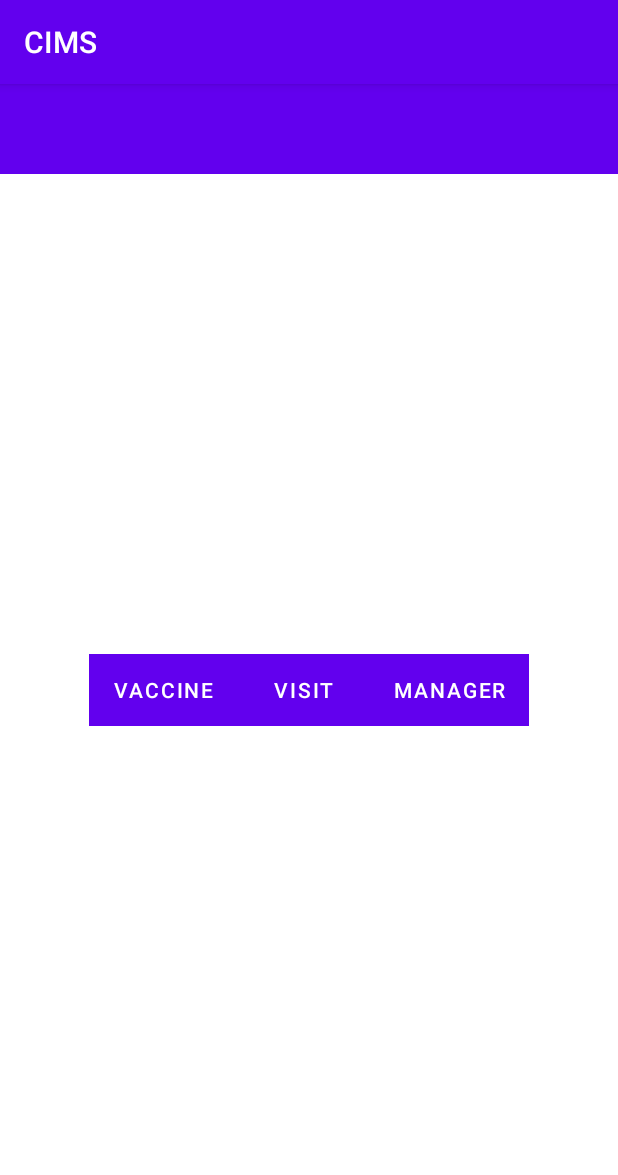
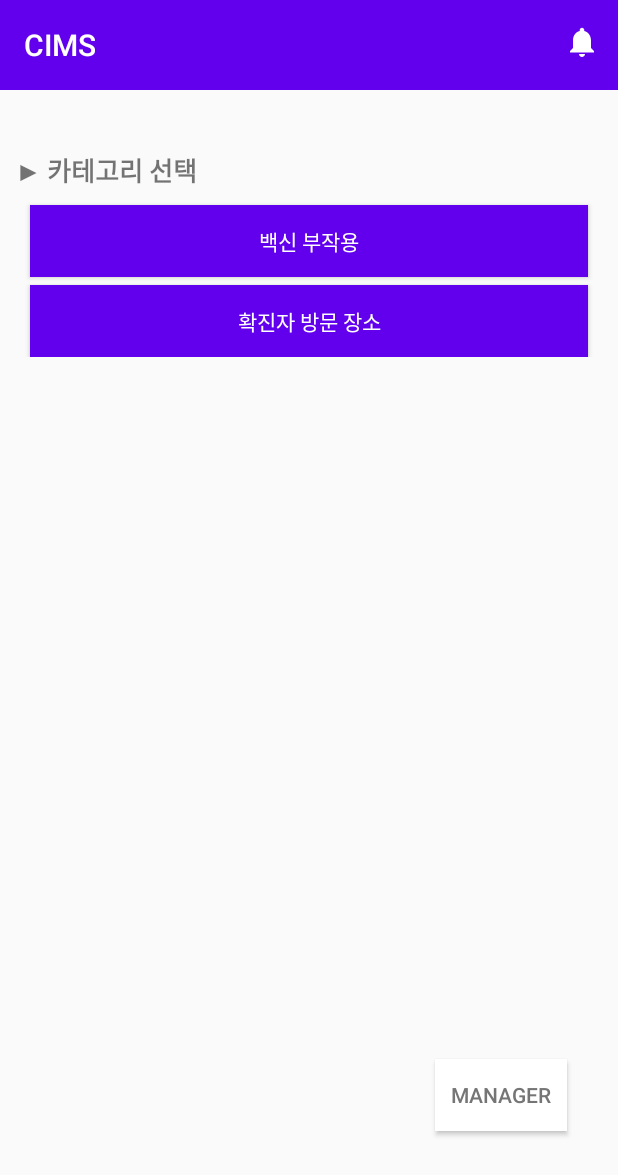
Before and after one commit to yoo0221/CIMS, an Android app: the screen it shows after launch (MainActivity), on a phone screen of 412 x 824 dp. Shown: the top 1175 px of the screen. Run offline under Robolectric (Android 15) with nearby library versions, the phone set to English and light mode, and no system bars.

Commit message:
manager code and add menu(notice)

```diff
--- a/app/build.gradle
+++ b/app/build.gradle
@@ -40,6 +40,7 @@ dependencies {
     implementation 'androidx.lifecycle:lifecycle-viewmodel-ktx:2.4.0'
     implementation 'com.google.android.gms:play-services-maps:17.0.1'
     implementation 'com.google.android.gms:play-services-location:18.0.0'
+    implementation 'androidx.coordinatorlayout:coordinatorlayout:1.1.0'
     testImplementation 'junit:junit:4.+'
     androidTestImplementation 'androidx.test.ext:junit:1.1.3'
     androidTestImplementation 'androidx.test.espresso:espresso-core:3.4.0'
--- a/app/src/main/AndroidManifest.xml
+++ b/app/src/main/AndroidManifest.xml
@@ -15,8 +15,7 @@
         android:label="@string/app_name"
         android:roundIcon="@mipmap/ic_launcher_round"
         android:supportsRtl="true"
-        android:theme="@style/Theme.CIMS">
-
+        android:theme="@style/Theme.AppCompat.Light.NoActionBar">
         <!--
              The API key for Google Maps-based APIs is defined as a string resource.
              (See the file "res/values/google_maps_api.xml").
--- a/app/src/main/java/com/example/cims/MainActivity.java
+++ b/app/src/main/java/com/example/cims/MainActivity.java
@@ -1,15 +1,26 @@
 package com.example.cims;
 
+import androidx.annotation.NonNull;
+import androidx.appcompat.app.AlertDialog;
 import androidx.appcompat.app.AppCompatActivity;
+import androidx.appcompat.widget.Toolbar;
 
+import android.content.DialogInterface;
 import android.content.Intent;
 import android.os.Bundle;
+import android.view.Menu;
+import android.view.MenuInflater;
+import android.view.MenuItem;
 import android.view.View;
 import android.widget.Button;
+import android.widget.EditText;
+import android.widget.Toast;
+
 
 import com.example.cims.HCI_layer.ConfirmedCase_UI.ConfirmedCaseActivity;
 import com.example.cims.HCI_layer.InformationManagement_UI.ManageInfoActivity;
 import com.example.cims.HCI_layer.Vaccine_UI.VaccineActivity;
+import com.google.android.material.bottomappbar.BottomAppBar;
 
 public class MainActivity extends AppCompatActivity {
 
@@ -17,6 +28,23 @@ public class MainActivity extends AppCompatActivity {
     protected void onCreate(Bundle savedInstanceState) {
         super.onCreate(savedInstanceState);
         setContentView(R.layout.activity_main);
+
+        Toolbar toolbar = (Toolbar)findViewById(R.id.topbar);
+        toolbar.setTitle(R.string.app_name);
+        setSupportActionBar(toolbar);
+
+        //BottomAppBar bottombar = (BottomAppBar) findViewById(R.id.bottombar);
+        //setSupportActionBar(bottombar);
+/*
+        Button btn_home = findViewById(R.id.menu_home);
+
+        btn_home.setOnClickListener(new View.OnClickListener() {
+            @Override
+            public void onClick(View view) {
+                Intent intent = new Intent(getApplicationContext(), MainActivity.class);
+                startActivity(intent);
+            }
+        });*/
 
         Button btn1 = (Button) findViewById(R.id.btn_vaccine);
         btn1.setOnClickListener(new View.OnClickListener() {
@@ -39,13 +67,59 @@ public class MainActivity extends AppCompatActivity {
         });
 
         Button btn3 = (Button) findViewById(R.id.btn_manager);
-        btn3.setOnClickListener(new View.OnClickListener() {
+        String code = "abcd123#";
+        btn3.setOnLongClickListener(new View.OnLongClickListener() {
+            @Override
+            public boolean onLongClick(View view) {
+                AlertDialog.Builder ad = new AlertDialog.Builder(MainActivity.this);
+                ad.setTitle("관리자 권한접근");
+                ad.setMessage("관리자코드를 입력하시오.");
 
-            @Override
-            public void onClick(View view) {
-                Intent intent = new Intent(getApplicationContext(), ManageInfoActivity.class);
-                startActivity(intent);
+                final EditText et = new EditText(MainActivity.this);
+                ad.setView(et);
+
+                ad.setPositiveButton("확인", new DialogInterface.OnClickListener() {
+                    @Override
+                    public void onClick(DialogInterface dialog, int which) {
+                        String result = et.getText().toString();
+                        dialog.dismiss();
+                        if (code.equals(result)) {
+                            Intent intent = new Intent(getApplicationContext(), ManageInfoActivity.class);
+                            startActivity(intent);
+                        }
+                    }
+                });
+
+                ad.setNegativeButton("취소", new DialogInterface.OnClickListener() {
+                    @Override
+                    public void onClick(DialogInterface dialog, int which) {
+                        dialog.dismiss();
+                    }
+                });
+                ad.show();
+                return true;
             }
+
         });
+
     }
+
+    public boolean onCreateOptionsMenu(Menu menu) {
+        //return super.onCreateOptionsMenu(menu);
+        MenuInflater menuInflater = getMenuInflater();
+        menuInflater.inflate(R.menu.topbar_menu, menu);
+        return true;
+    }
+
+    //ToolBar에 추가된 항목의 select 이벤트를 처리하는 함수
+    public boolean onOptionsItemSelected(MenuItem item) {
+        //return super.onOptionsItemSelected(item);
+        switch (item.getItemId()) {
+            case R.id.menu_notice:
+                Toast.makeText(getApplicationContext(), "알람 버튼 클릭됨", Toast.LENGTH_LONG).show();
+                return true;
+        }
+        return false;
+    }
+
 }
--- a/app/src/main/res/drawable/ic_baseline_notifications_24.xml
+++ b/app/src/main/res/drawable/ic_baseline_notifications_24.xml
@@ -1,10 +1,5 @@
-<vector xmlns:android="http://schemas.android.com/apk/res/android"
-    android:width="24dp"
-    android:height="24dp"
-    android:viewportWidth="24"
-    android:viewportHeight="24"
-    android:tint="?attr/colorControlNormal">
-  <path
-      android:fillColor="@android:color/white"
-      android:pathData="M12,22c1.1,0 2,-0.9 2,-2h-4c0,1.1 0.89,2 2,2zM18,16v-5c0,-3.07 -1.64,-5.64 -4.5,-6.32L13.5,4c0,-0.83 -0.67,-1.5 -1.5,-1.5s-1.5,0.67 -1.5,1.5v0.68C7.63,5.36 6,7.92 6,11v5l-2,2v1h16v-1l-2,-2z"/>
+<vector android:height="24dp" android:tint="#FFFFFF"
+    android:viewportHeight="24" android:viewportWidth="24"
+    android:width="24dp" xmlns:android="http://schemas.android.com/apk/res/android">
+    <path android:fillColor="@android:color/white" android:pathData="M12,22c1.1,0 2,-0.9 2,-2h-4c0,1.1 0.89,2 2,2zM18,16v-5c0,-3.07 -1.64,-5.64 -4.5,-6.32L13.5,4c0,-0.83 -0.67,-1.5 -1.5,-1.5s-1.5,0.67 -1.5,1.5v0.68C7.63,5.36 6,7.92 6,11v5l-2,2v1h16v-1l-2,-2z"/>
 </vector>
--- a/app/src/main/res/layout/activity_main.xml
+++ b/app/src/main/res/layout/activity_main.xml
@@ -1,5 +1,6 @@
 <?xml version="1.0" encoding="utf-8"?>
-<FrameLayout xmlns:android="http://schemas.android.com/apk/res/android"
+<FrameLayout
+    xmlns:android="http://schemas.android.com/apk/res/android"
     xmlns:app="http://schemas.android.com/apk/res-auto"
     xmlns:tools="http://schemas.android.com/tools"
     android:layout_width="match_parent"
@@ -9,7 +10,7 @@
     tools:context=".MainActivity">
 
     <androidx.appcompat.widget.Toolbar
-        android:id="@+id/toolbar"
+        android:id="@+id/topbar"
         android:layout_width="match_parent"
         android:layout_height="60dp"
         android:background="@color/main"
@@ -18,31 +19,50 @@
         android:theme="?attr/actionBarTheme" />
 
     <LinearLayout
-        android:layout_marginTop="20dp"
-        android:layout_gravity="center"
-        android:layout_width="wrap_content"
-        android:layout_height="wrap_content">
+        android:layout_width="match_parent"
+        android:layout_height="wrap_content"
+        android:layout_marginTop="100dp"
+        android:layout_marginHorizontal="10dp"
+        android:orientation="vertical">
+
+        <TextView
+            android:id="@+id/textView"
+            android:layout_width="match_parent"
+            android:layout_height="wrap_content"
+            android:textSize="17sp"
+            android:textStyle="bold"
+            android:text="▶ 카테고리 선택" />
 
         <Button
             android:id="@+id/btn_vaccine"
-            android:layout_width="wrap_content"
+            android:layout_width="match_parent"
             android:layout_height="wrap_content"
+            android:layout_marginHorizontal="10dp"
+            android:layout_marginTop="10dp"
             android:background="@color/main"
-            android:text="vaccine"/>
+            android:text="백신 부작용"
+            android:textColor="@color/white" />
 
         <Button
             android:id="@+id/btn_confirmedcase"
-            android:layout_width="wrap_content"
+            android:layout_width="match_parent"
             android:layout_height="wrap_content"
+            android:layout_marginTop="5dp"
+            android:layout_marginHorizontal="10dp"
             android:background="@color/main"
-            android:text="visit"/>
+            android:text="확진자 방문 장소"
+            android:textColor="@color/white" />
+    </LinearLayout>
 
-        <Button
-            android:id="@+id/btn_manager"
-            android:layout_width="wrap_content"
-            android:layout_height="wrap_content"
-            android:background="@color/main"
-            android:text="manager" />
+    <Button
+        android:id="@+id/btn_manager"
+        android:layout_width="wrap_content"
+        android:layout_height="wrap_content"
+        android:layout_gravity="bottom"
+        android:layout_marginLeft="290dp"
+        android:layout_marginBottom="70dp"
+        android:background="@color/white"
+        android:text="manager"
+        android:textColor="#757575" />
 
-    </LinearLayout>
 </FrameLayout>
--- a/app/src/main/res/layout/activity_vaccine.xml
+++ b/app/src/main/res/layout/activity_vaccine.xml
@@ -2,6 +2,8 @@
 <LinearLayout xmlns:android="http://schemas.android.com/apk/res/android"
     android:layout_width="match_parent"
     android:layout_height="match_parent"
+    android:layout_marginTop="60dp"
+    android:layout_marginBottom="60dp"
     android:gravity="center"
     android:orientation="vertical">
 
--- /dev/null
+++ b/app/src/main/res/menu/topbar_menu.xml
@@ -0,0 +1,10 @@
+<?xml version="1.0" encoding="utf-8"?>
+<menu xmlns:app="http://schemas.android.com/apk/res-auto"
+    xmlns:android="http://schemas.android.com/apk/res/android">
+
+    <item
+        android:id="@+id/menu_notice"
+        android:icon="@drawable/ic_baseline_notifications_24"
+        android:title="알람"
+        app:showAsAction="ifRoom" />
+</menu>
--- a/build.gradle
+++ b/build.gradle
@@ -6,7 +6,6 @@ buildscript {
     }
     dependencies {
         classpath 'com.android.tools.build:gradle:7.0.0'
-
         // NOTE: Do not place your application dependencies here; they belong
         // in the individual module build.gradle files
     }
```
Also changed, not shown: app/src/main/res/drawable/ic_baseline_home_24.xml (+4 -9 lines), app/src/main/res/drawable/ic_baseline_menu_24.xml (added, +10 -0 lines), app/src/main/res/layout/activity_manage_info.xml (+19 -10 lines), app/src/main/res/menu/bottombar_menu.xml (added, +9 -0 lines).
